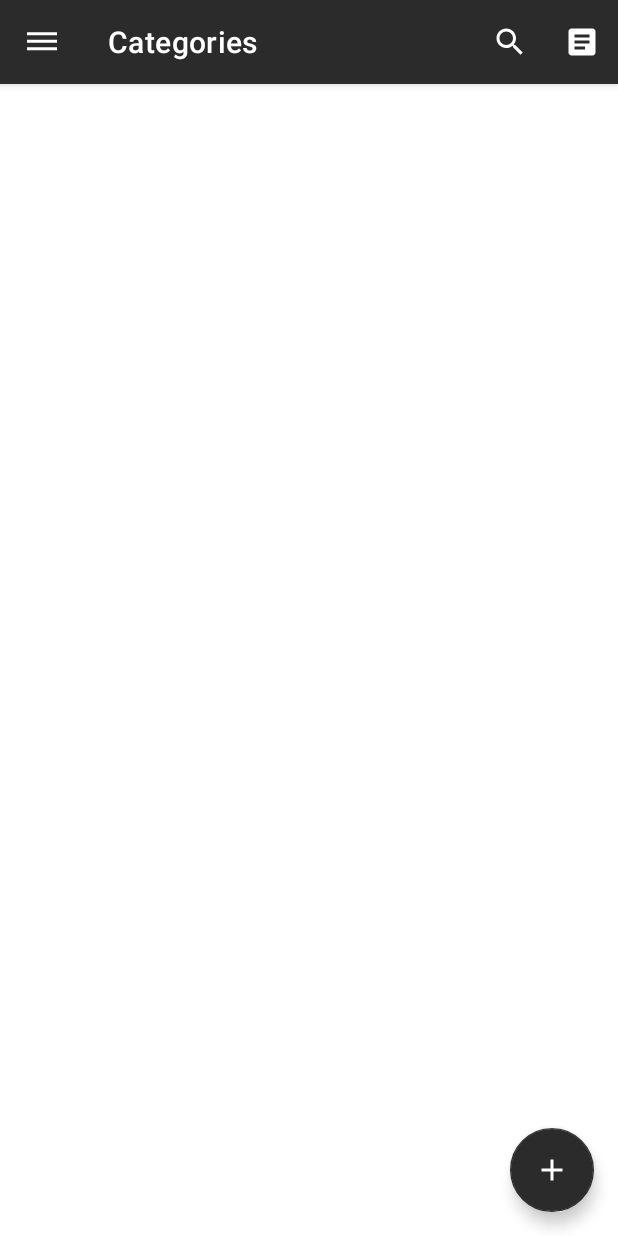
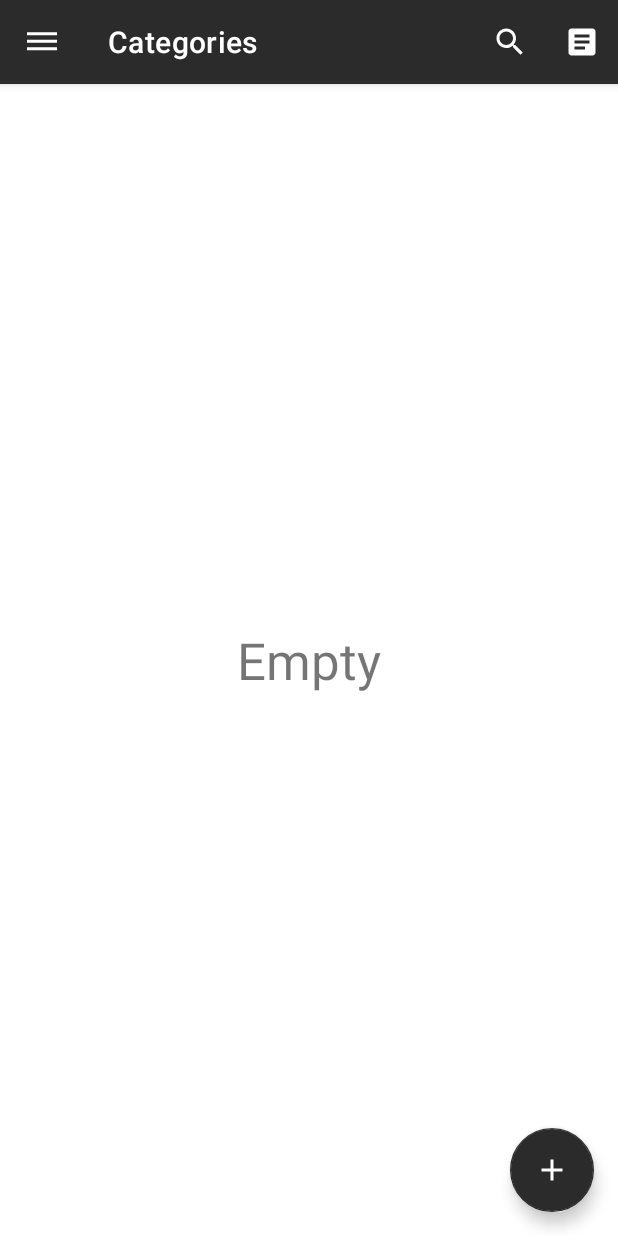
Before and after one commit to kindeev63/Notes, an Android app: the screen it shows after launch (MainActivity), after a tap on "Categories", on a phone screen of 412 x 824 dp. Run offline under Robolectric (Android 15) with nearby library versions, the phone set to English and light mode, and no system bars; our stand-ins replace Room's generated code; 1 other tap on this screen came first.

Commit message:
Fixed bugs

```diff
--- a/app/src/main/java/com/kindeev/notes/fragments/NotesFragment.kt
+++ b/app/src/main/java/com/kindeev/notes/fragments/NotesFragment.kt
@@ -32,6 +32,7 @@ class NotesFragment : BaseFragment() {
     fun setCategory() {
         notesList = filterNotes(noteViewModel.allNotes.value, currentCategoryName, searchText)
         notesAdapter.setData(notes = notesList)
+        binding.noNotes.visibility = if (notesList.isEmpty()) View.VISIBLE else View.GONE
     }
 
     private fun filterNotes(
@@ -86,6 +87,7 @@ class NotesFragment : BaseFragment() {
         noteViewModel.allNotes.observe(requireActivity()) {
             notesList = filterNotes(it, currentCategoryName, searchText)
             notesAdapter.setData(notes = notesList)
+            binding.noNotes.visibility = if (notesList.isEmpty()) View.VISIBLE else View.GONE
         }
         return binding.root
     }
--- a/app/src/main/res/layout/fragment_categories.xml
+++ b/app/src/main/res/layout/fragment_categories.xml
@@ -5,6 +5,15 @@
     android:layout_height="match_parent"
     tools:context=".fragments.CategoriesFragment">
 
+    <TextView
+        android:id="@+id/noCategories"
+        android:layout_width="match_parent"
+        android:layout_height="match_parent"
+        android:gravity="center"
+        android:text="@string/empty"
+        android:textSize="34sp"
+        android:visibility="gone" />
+
     <androidx.recyclerview.widget.RecyclerView
         android:id="@+id/rcCategories"
         android:layout_width="match_parent"
--- a/app/src/main/res/values/strings.xml
+++ b/app/src/main/res/values/strings.xml
@@ -16,4 +16,6 @@
     <string name="delete">Delete</string>
     <string name="search">Search</string>
     <string name="note">Note</string>
+    <string name="empty">Empty</string>
+    <string name="category_name_is_empty">Category name is empty</string>
 </resources>
```
Also changed, not shown: app/src/main/java/com/kindeev/notes/fragments/CategoriesFragment.kt (+29 -1 lines), app/src/main/res/layout/fragment_notes.xml (+9 -0 lines), 1 other file.
